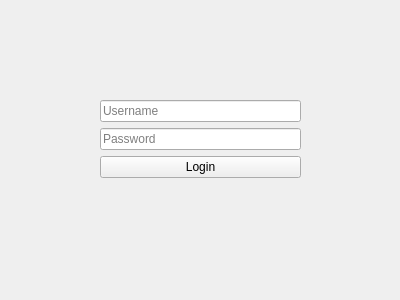
First picture: the form in ui/loginform.ui, repository liu-allan/Leukemia-Treatment-Application, before the edit.
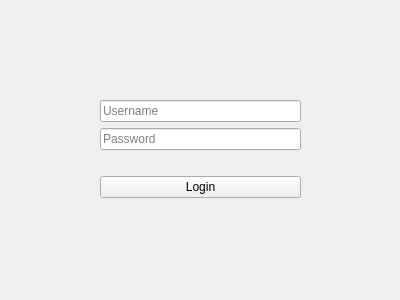
Second picture: the form after the edit.

Commit message: add local 'database' and display error messages on ui

Diff of the .ui file:
```diff
--- a/ui/loginform.ui
+++ b/ui/loginform.ui
@@ -19,7 +19,7 @@
      <x>100</x>
      <y>100</y>
      <width>201</width>
-     <height>81</height>
+     <height>100</height>
     </rect>
    </property>
    <layout class="QFormLayout" name="CenterLayout">
@@ -49,13 +49,20 @@
       </property>
      </widget>
     </item>
-    <item row="2" column="0" colspan="2">
+    <item row="3" column="0" colspan="2">
      <widget class="QPushButton" name="loginPushButton">
       <property name="text">
        <string>Login</string>
       </property>
      </widget>
     </item>
+    <item row="2" column="0">
+     <widget class="QLabel" name="errorLabel">
+      <property name="text">
+       <string/>
+      </property>
+     </widget>
+    </item>
    </layout>
   </widget>
  </widget>
```
The commit also changes 2 other files.
